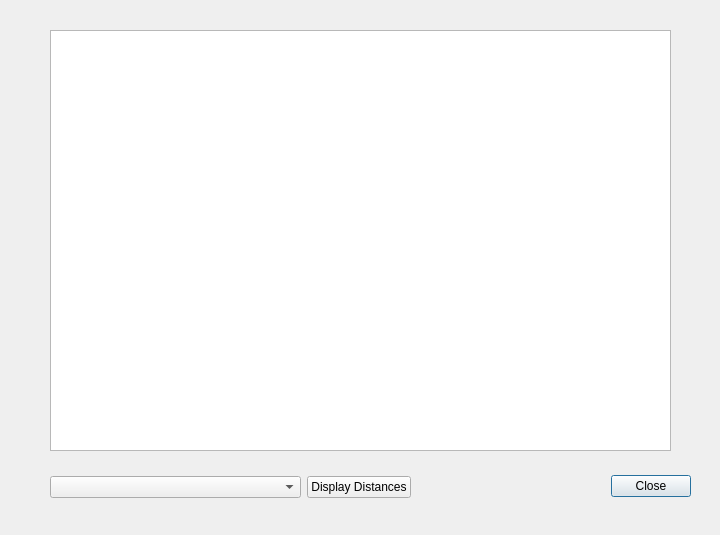
Qt form CollegeTouring/databaseviewform.ui (Ykhan799/CollegeTouringS21) before a commit.
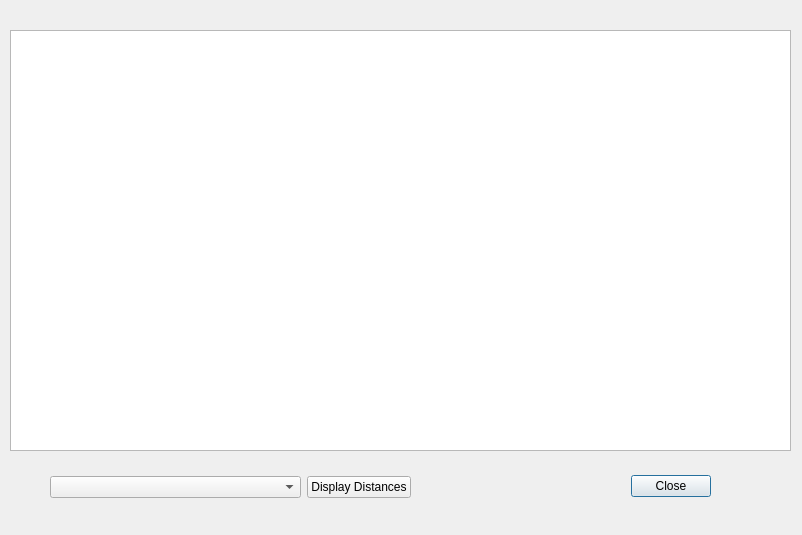
The same form after that commit.

Patch:
```diff
--- a/CollegeTouring/databaseviewform.ui
+++ b/CollegeTouring/databaseviewform.ui
@@ -6,7 +6,7 @@
    <rect>
     <x>0</x>
     <y>0</y>
-    <width>720</width>
+    <width>802</width>
     <height>535</height>
    </rect>
   </property>
@@ -16,7 +16,7 @@
   <widget class="QDialogButtonBox" name="closeButtonBox">
    <property name="geometry">
     <rect>
-     <x>350</x>
+     <x>370</x>
      <y>470</y>
      <width>341</width>
      <height>32</height>
@@ -60,9 +60,9 @@
   <widget class="QTableView" name="tableView">
    <property name="geometry">
     <rect>
-     <x>50</x>
+     <x>10</x>
      <y>30</y>
-     <width>621</width>
+     <width>781</width>
      <height>421</height>
     </rect>
    </property>
```
Left out of the diff: 2 changed lines with no effect on the pictures.
